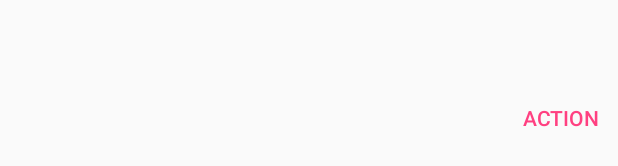
After one commit to AndreiD/TSnackBar, an Android app: the layout tsbackbar_layout_action.xml on its own in the app's theme, with its tools: preview values and no code run, on a phone screen of 412 x 824 dp. The commit adds this screen. Shown: the part 500-666 px from the top of the screen. Run offline under Robolectric (Android 15) with nearby library versions, the phone set to English and light mode, and no system bars.

Commit message:
Added multiple actions and custom view
Can now add multiple actions on the Snackbar (3 actions limit) and a custom view

```diff
--- a/app/src/main/java/com/androidadvance/tsnackbar/MainActivity.java
+++ b/app/src/main/java/com/androidadvance/tsnackbar/MainActivity.java
@@ -43,7 +43,6 @@ public class MainActivity extends AppCompatActivity {
         button_example_2.setOnClickListener(new View.OnClickListener() {
             @Override
             public void onClick(View v) {
-
 
                 TSnackbar snackbar = TSnackbar
                         .make(relative_layout_main, "Had a snack at Snackbar", TSnackbar.LENGTH_LONG)
--- /dev/null
+++ b/topsnackbar/src/main/res/layout/tsbackbar_layout_action.xml
@@ -0,0 +1,20 @@
+<?xml version="1.0" encoding="utf-8"?>
+    <Button xmlns:android="http://schemas.android.com/apk/res/android"
+        xmlns:tools="http://schemas.android.com/tools"
+        android:id="@+id/snackbar_action"
+        android:layout_width="wrap_content"
+        android:layout_height="wrap_content"
+        android:minHeight="0dp"
+        android:minWidth="0dp"
+        android:layout_marginLeft="@dimen/design_snackbar_extra_spacing_horizontal"
+        android:layout_marginStart="@dimen/design_snackbar_extra_spacing_horizontal"
+        android:layout_gravity="center_vertical|end"
+        android:paddingTop="@dimen/design_snackbar_padding_vertical"
+        android:paddingBottom="@dimen/design_snackbar_padding_vertical"
+        android:paddingLeft="@dimen/design_snackbar_padding_horizontal"
+        android:paddingRight="@dimen/design_snackbar_padding_horizontal"
+        android:visibility="gone"
+        android:textColor="?attr/colorAccent"
+        style="?attr/borderlessButtonStyle"
+        tools:visibility="visible"
+        tools:text="Action"/>
```
Also changed, not shown: topsnackbar/src/main/java/com/androidadvance/topsnackbar/TSnackbar.java (+93 -13 lines), topsnackbar/src/main/res/layout/tsnackbar_layout_include.xml (+4 -14 lines), 3 other files.
